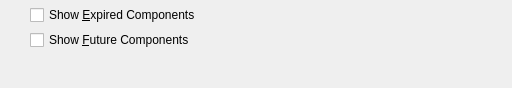
Above: guiclient/displays/dspIndentedWhereUsed.ui from discountscott/qt-client before the change. Below: the same form after it.
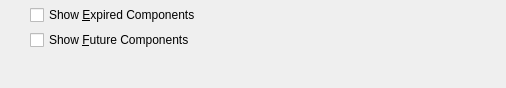
That is the form after the change. Custom widgets are drawn as their Qt base class.

Diff of the .ui file:
```diff
--- a/guiclient/displays/dspIndentedWhereUsed.ui
+++ b/guiclient/displays/dspIndentedWhereUsed.ui
@@ -13,7 +13,7 @@
    <rect>
     <x>0</x>
     <y>0</y>
-    <width>512</width>
+    <width>506</width>
     <height>88</height>
    </rect>
   </property>
```
